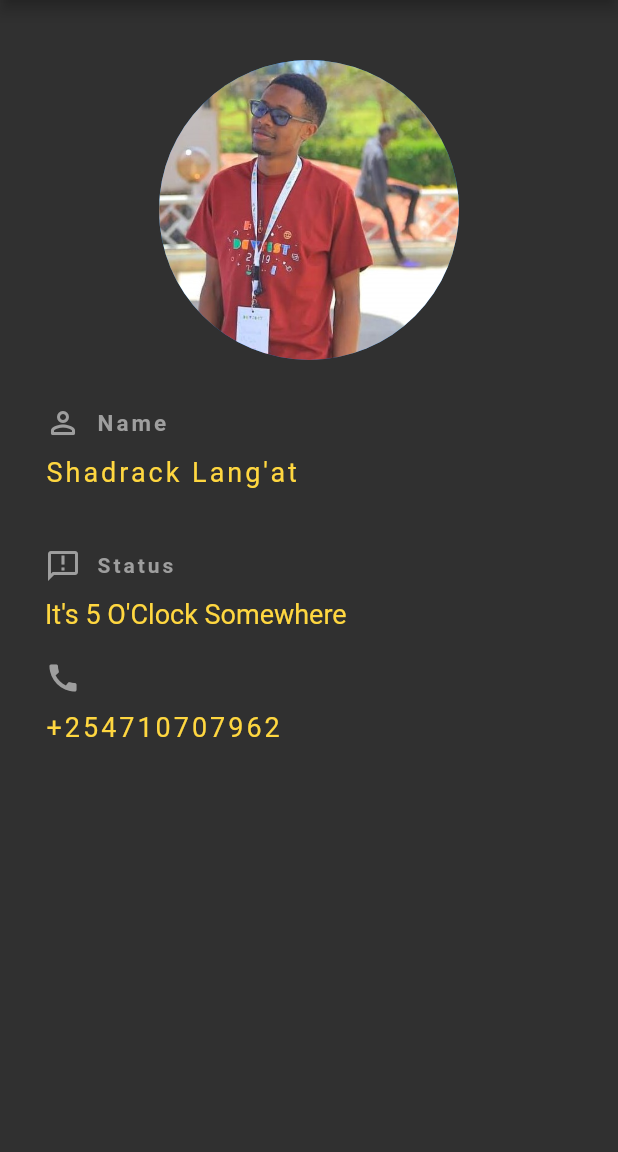
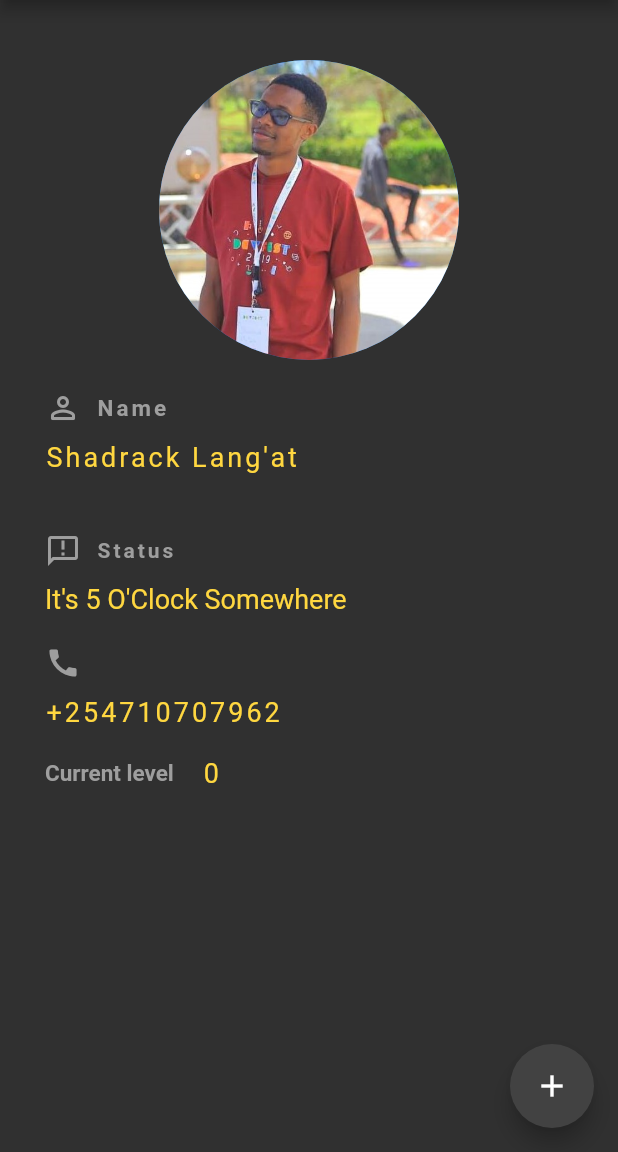
Before and after one commit to gideonronoh/Profile-FlutterApp, a Flutter app: the screen it shows after launch, on a phone screen of 412 x 824 dp, the part 84-1236 px from its top. Run offline on Flutter 3.47's test engine with Material 2 defaults, Android fonts, the phone set to English and light mode, and no system bars.

Commit message:
Edited Main

```diff
--- a/lib/main.dart
+++ b/lib/main.dart
@@ -5,7 +5,13 @@ void main() => runApp(MaterialApp(
       home: Ninja(),
     ));
 
-class Ninja extends StatelessWidget {
+class Ninja extends StatefulWidget {
+  @override
+  _NinjaState createState() => _NinjaState();
+}
+
+class _NinjaState extends State<Ninja> {
+  int ninjaLevel = 0;
   @override
   Widget build(BuildContext context) {
     return Scaffold(
@@ -23,6 +29,15 @@ class Ninja extends StatelessWidget {
         ),
         // centerTitle: true,
         backgroundColor: Colors.grey[900],
+      ),
+      floatingActionButton: FloatingActionButton(
+        onPressed: () {
+          setState(() {
+            ninjaLevel += 1;
+          });
+        },
+        child: Icon(Icons.add),
+        backgroundColor: Colors.grey[800],
       ),
       body: Padding(
         padding: EdgeInsets.fromLTRB(30.0, 40.0, 30.0, 00.0),
@@ -51,7 +66,7 @@ class Ninja extends StatelessWidget {
                 ),
               ),*/
               SizedBox(
-                height: 30.0,
+                height: 20.0,
               ),
               Row(
                 children: <Widget>[
@@ -151,6 +166,28 @@ class Ninja extends StatelessWidget {
                     ),
                   )
                 ],
+              ),
+              SizedBox(
+                height: 20,
+              ),
+              Row(
+                children: <Widget>[
+                  Text(
+                    "Current level",
+                    style: TextStyle(
+                      color: Colors.grey,
+                      fontSize: 15.0,
+                      fontWeight: FontWeight.bold,
+                    ),
+                  ),
+                  SizedBox(
+                    width: 20.0,
+                  ),
+                  Text(
+                    "$ninjaLevel",
+                    style: TextStyle(color: Colors.amberAccent, fontSize: 18.0),
+                  )
+                ],
               )
 
               /* Row(,
```
